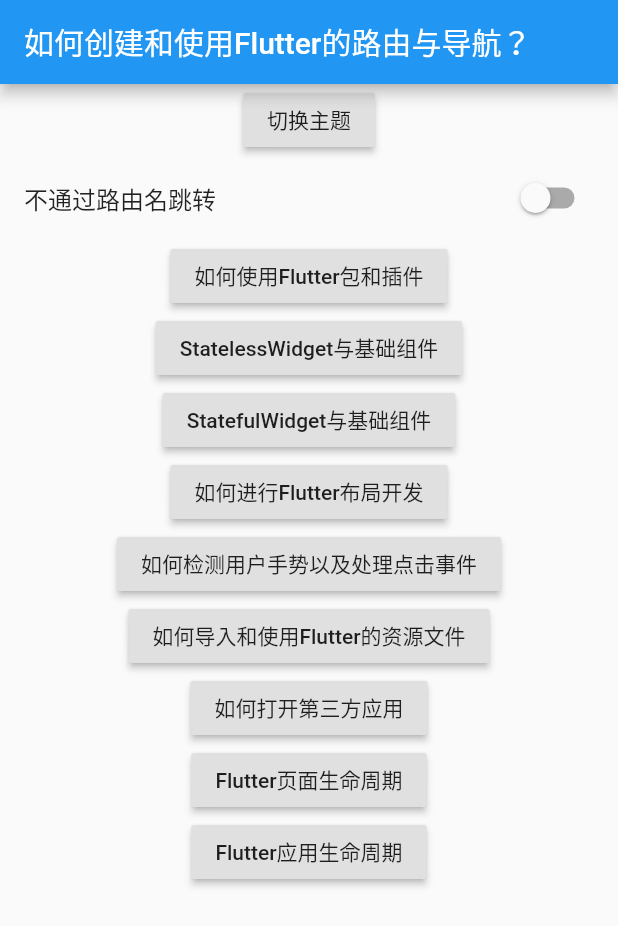
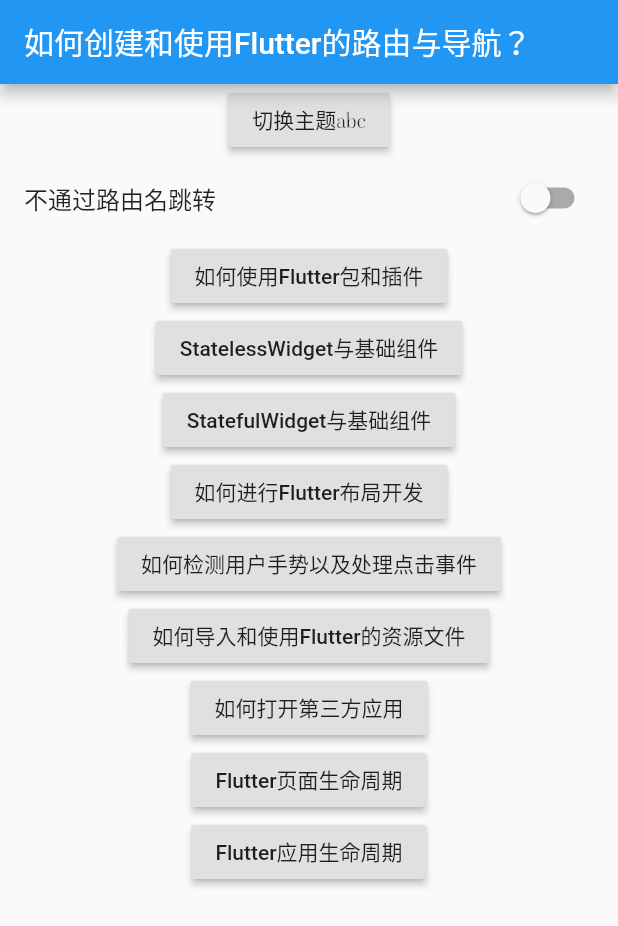
Before and after one commit to talonerain/flutter_base_demo, a Flutter app: the screen it shows after launch, on a phone screen of 412 x 824 dp. Shown: the top 926 px of the screen. Run offline on Flutter 3.47's test engine with Material 2 defaults, Android fonts, the phone set to English and light mode, and no system bars; missing offline and left inert: flutter_color_plugin.

Commit message:
如何自定义字体

```diff
--- a/lib/main.dart
+++ b/lib/main.dart
@@ -29,6 +29,8 @@ class _DynamicThemeState extends State<DynamicTheme> {
     return MaterialApp(
       title: 'Flutter Demo',
       theme: ThemeData(
+        // 全局设置字体
+        // fontFamily: 'ViaodaLibre',
         brightness: _brightness,
         primarySwatch: Colors.blue,
       ),
@@ -48,7 +50,12 @@ class _DynamicThemeState extends State<DynamicTheme> {
                   }
                 });
               },
-                child: Text('切换主题')),
+              child: Text(
+                '切换主题abc',
+                // 针对Text单独设置字体
+                style: TextStyle(fontFamily: 'ViaodaLibre'),
+              ),
+            ),
             RouterNavigator()
           ],
         ),
--- a/pubspec.yaml
+++ b/pubspec.yaml
@@ -46,7 +46,7 @@ flutter:
   # the material Icons class.
   uses-material-design: true
 
-    # To add assets to your application, add an assets section, like this:
+  # To add assets to your application, add an assets section, like this:
   assets:
     - images/avatar.png
   #   - images/a_dot_ham.jpeg
@@ -76,3 +76,7 @@ flutter:
   #
   # For details regarding fonts from package dependencies,
   # see https://flutter.dev/custom-fonts/#from-packages
+  fonts:
+    - family: ViaodaLibre
+      fonts:
+        - asset: fonts/ViaodaLibre-Regular.ttf
```
Also changed, not shown: fonts/ViaodaLibre-Regular.ttf (added), pubspec.lock. Lines whose indentation alone changed are shown as unchanged.
